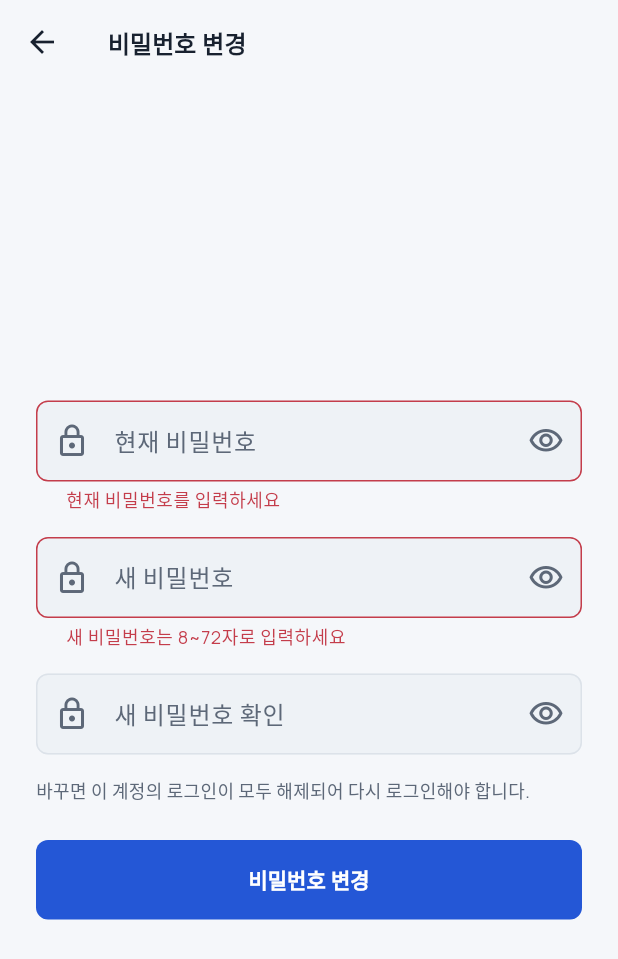
After one commit to Seongwonp/vehicle-telemetry-app, a Flutter app: the ChangePasswordScreen screen opened directly, after a tap on "비밀번호 변경", on a phone screen of 412 x 824 dp. The commit adds this screen. Shown: the top 959 px of the screen. Run offline on Flutter 3.47's test engine with Material 3 defaults, Android fonts, the phone set to English and light mode, and no system bars; our stand-ins replace dio, fl_chart, flutter_map, flutter_markdown_plus, flutter_riverpod, flutter_secure_storage and 3 more; missing offline and left inert: stomp_dart_client; accounts and stored records are empty; statements that could not run were skipped.

Commit message:
설정에 비밀번호 변경 화면을 넣는다 — 백엔드 POST /api/auth/password(f3dd456)에 맞춤
- 현재·새·새 확인 3칸(가리기 토글), 클라이언트 검증(8~72자·공백만 불가·확인 일치·현재와 다름)은 요청 없이 인라인 오류.
- 서버 오류를 코드별로 칸에 귀속: CURRENT_PASSWORD_INCORRECT → 현재 칸, VALIDATION_FAILED·BAD_REQUEST → 새 칸.
  503(비밀번호 안 바뀜)·401·연결 실패는 일반 오류 상자, 입력값 유지.
- 성공 시 서버가 refresh를 전부 폐기하므로 스낵바 뒤 로컬 토큰을 지우고 랜딩으로(다시 로그인 안내).
- ApiClient.changePassword / errorCode. 위젯 테스트 12건 + 반응형 케이스 18건.

flutter test 469 통과(skip 2 골든), 골든 18장 그대로. 에뮬레이터·실제 백엔드 연동은 안 봤다.

```diff
--- /dev/null
+++ b/lib/features/settings/change_password_screen.dart
@@ -0,0 +1,283 @@
+import 'package:dio/dio.dart';
+import 'package:flutter/material.dart';
+import 'package:flutter_riverpod/flutter_riverpod.dart';
+import '../../core/api/api_client.dart';
+import '../../core/auth/auth_provider.dart';
+import '../../core/providers/vehicle_providers.dart';
+import '../../core/theme/app_theme.dart';
+import '../../core/theme/design_tokens.dart';
+import '../landing/landing_screen.dart';
+
+// 백엔드 PasswordPolicy와 같은 값 — 서버가 최종 판정하고, 여기서는 요청을 아끼기 위해 먼저 거른다.
+const int _minLength = 8;
+const int _maxLength = 72;
+
+const String _policyMessage = '새 비밀번호는 $_minLength~$_maxLength자로 입력하세요';
+const String _sameAsCurrentMessage = '현재 비밀번호와 다른 비밀번호를 입력하세요';
+
+/// 본인 비밀번호 변경. 성공하면 서버가 refresh token을 모두 폐기하므로(다음 refresh가
+/// 실패하기 전에) 로컬 세션을 지우고 처음 화면으로 돌아간다.
+class ChangePasswordScreen extends ConsumerStatefulWidget {
+  const ChangePasswordScreen({super.key});
+
+  @override
+  ConsumerState<ChangePasswordScreen> createState() =>
+      _ChangePasswordScreenState();
+}
+
+class _ChangePasswordScreenState extends ConsumerState<ChangePasswordScreen> {
+  final _currentController = TextEditingController();
+  final _newController = TextEditingController();
+  final _confirmController = TextEditingController();
+
+  bool _showCurrent = false;
+  bool _showNew = false;
+  bool _showConfirm = false;
+  bool _loading = false;
+
+  String? _currentError;
+  String? _newError;
+  String? _confirmError;
+  // 특정 칸에 귀속되지 않는 오류(일시 장애·연결 실패·세션 만료).
+  String? _generalError;
+
+  @override
+  void dispose() {
+    _currentController.dispose();
+    _newController.dispose();
+    _confirmController.dispose();
+    super.dispose();
+  }
+
+  /// 클라이언트에서 판정 가능한 규칙. 오류가 하나라도 있으면 요청을 보내지 않는다.
+  bool _validate() {
+    final current = _currentController.text;
+    final next = _newController.text;
+    final confirm = _confirmController.text;
+
+    String? currentError;
+    String? newError;
+    String? confirmError;
+
+    if (current.isEmpty) currentError = '현재 비밀번호를 입력하세요';
+    if (next.trim().isEmpty ||
+        next.length < _minLength ||
+        next.length > _maxLength) {
+      newError = _policyMessage;
+    } else if (next == current) {
+      newError = _sameAsCurrentMessage;
+    }
+    if (confirm != next) confirmError = '새 비밀번호가 일치하지 않습니다';
+
+    setState(() {
+      _currentError = currentError;
+      _newError = newError;
+      _confirmError = confirmError;
+      _generalError = null;
+    });
+    return currentError == null && newError == null && confirmError == null;
+  }
+
+  Future<void> _submit() async {
+    if (_loading || !_validate()) return;
+
+    setState(() => _loading = true);
+    final messenger = ScaffoldMessenger.of(context);
+    final navigator = Navigator.of(context);
+    try {
+      await ref
+          .read(apiClientProvider)
+          .changePassword(_currentController.text, _newController.text);
+    } on DioException catch (e) {
+      if (mounted) {
+        _showFailure(e);
+        setState(() => _loading = false);
+      }
+      return;
+    } catch (_) {
+      if (mounted) {
+        setState(() {
+          _generalError = '알 수 없는 오류가 발생했습니다. 비밀번호는 바뀌지 않았을 수 있습니다.';
+          _loading = false;
+        });
+      }
+      return;
+    }
+
+    // 성공 — 서버는 이미 이 사용자의 refresh token을 모두 폐기했다.
+    // 기존 로그아웃 경로가 로컬 토큰을 지운다(서버 폐기 호출 실패는 그쪽에서 삼킨다).
+    messenger.showSnackBar(
+        const SnackBar(content: Text('비밀번호를 바꿨습니다. 다시 로그인해 주세요.')));
+    await ref.read(authProvider.notifier).logout();
+    navigator.pushAndRemoveUntil(
+      MaterialPageRoute(builder: (_) => const LandingScreen()),
+      (route) => false,
+    );
+  }
+
+  void _showFailure(DioException e) {
+    final status = e.response?.statusCode;
+    final code = ApiClient.errorCode(e);
+    setState(() {
+      _currentError = null;
+      _newError = null;
+      _confirmError = null;
+      _generalError = null;
+      if (code == 'CURRENT_PASSWORD_INCORRECT') {
+        _currentError = '현재 비밀번호가 맞지 않습니다';
+      } else if (code == 'VALIDATION_FAILED') {
+        _newError = _policyMessage;
+      } else if (code == 'BAD_REQUEST' && status == 400) {
+        _newError = _sameAsCurrentMessage;
+      } else if (status == 503) {
+        _generalError = '일시적인 장애로 처리하지 못했습니다. 비밀번호는 바뀌지 않았습니다. '
+            '잠시 뒤 다시 시도해 주세요.';
+      } else if (status == 401) {
+        _generalError = '로그인이 만료되었습니다. 다시 로그인해 주세요.';
+      } else if (e.response == null) {
+        _generalError = '서버에 연결하지 못했습니다. 연결을 확인한 뒤 다시 시도해 주세요.';
+      } else {
+        _generalError = '비밀번호를 바꾸지 못했습니다. 잠시 뒤 다시 시도해 주세요.';
+      }
+    });
+  }
+
+  Widget _field({
+    required TextEditingController controller,
+    required String label,
+    required bool visible,
+    required VoidCallback onToggle,
+    required String? error,
+    required VoidCallback onChanged,
+    TextInputAction action = TextInputAction.next,
+    VoidCallback? onSubmitted,
+    String? helper,
+  }) {
+    return TextField(
+      controller: controller,
+      obscureText: !visible,
+      enabled: !_loading,
+      autocorrect: false,
+      enableSuggestions: false,
+      textInputAction: action,
+      onChanged: (_) => onChanged(),
+      onSubmitted: onSubmitted == null ? null : (_) => onSubmitted(),
+      decoration: InputDecoration(
+        labelText: label,
+        helperText: helper,
+        errorText: error,
+        errorMaxLines: 3,
+        prefixIcon: const Icon(Icons.lock_outline),
+        suffixIcon: IconButton(
+          tooltip: visible ? '$label 가리기' : '$label 보기',
+          icon: Icon(visible
+              ? Icons.visibility_off_outlined
+              : Icons.visibility_outlined),
+          onPressed: onToggle,
+        ),
+      ),
+    );
+  }
+
+  @override
+  Widget build(BuildContext context) {
+    final colors = context.appColors;
+    return Scaffold(
+      appBar: AppBar(title: const Text('비밀번호 변경')),
+      body: Center(
+        child: SingleChildScrollView(
+          padding: const EdgeInsets.all(Spacing.lg),
+          child: ConstrainedBox(
+            constraints: const BoxConstraints(maxWidth: ContentWidths.form),
+            child: Column(
+              crossAxisAlignment: CrossAxisAlignment.stretch,
+              children: [
+                _field(
+                  controller: _currentController,
+                  label: '현재 비밀번호',
+                  visible: _showCurrent,
+                  onToggle: () => setState(() => _showCurrent = !_showCurrent),
+                  error: _currentError,
+                  onChanged: () {
+                    if (_currentError != null) {
+                      setState(() => _currentError = null);
+                    }
+                  },
+                ),
+                const SizedBox(height: Spacing.md),
+                _field(
+                  controller: _newController,
+                  label: '새 비밀번호',
+                  helper: '$_minLength~$_maxLength자',
+                  visible: _showNew,
+                  onToggle: () => setState(() => _showNew = !_showNew),
+                  error: _newError,
+                  onChanged: () {
+                    if (_newError != null) setState(() => _newError = null);
+                  },
+                ),
+                const SizedBox(height: Spacing.md),
+                _field(
+                  controller: _confirmController,
+                  label: '새 비밀번호 확인',
+                  visible: _showConfirm,
+                  onToggle: () => setState(() => _showConfirm = !_showConfirm),
+                  error: _confirmError,
+                  action: TextInputAction.done,
+                  onSubmitted: _submit,
+                  onChanged: () {
+                    if (_confirmError != null) {
+                      setState(() => _confirmError = null);
+                    }
+                  },
+                ),
+                if (_generalError != null) ...[
+                  const SizedBox(height: Spacing.md),
+                  Container(
+                    padding: const EdgeInsets.symmetric(
+                        horizontal: Spacing.sm, vertical: Spacing.sm),
+                    decoration: BoxDecoration(
+                      color: colors.danger.withValues(alpha: 0.08),
+                      borderRadius: BorderRadius.circular(Radii.md),
+                    ),
+                    child: Row(
+                      crossAxisAlignment: CrossAxisAlignment.start,
+                      children: [
+                        Icon(Icons.error_outline,
+                            size: 16, color: colors.danger),
+                        const SizedBox(width: Spacing.xs),
+                        Expanded(
+                          child: Text(_generalError!,
+                              style: TextStyle(
+                                  color: colors.danger,
+                                  fontSize: FontSizes.caption)),
+                        ),
+                      ],
+                    ),
+                  ),
+                ],
+                const SizedBox(height: Spacing.md),
+                Text(
+                  '바꾸면 이 계정의 로그인이 모두 해제되어 다시 로그인해야 합니다.',
+                  style: TextStyle(
+                      fontSize: FontSizes.caption, color: colors.textSecondary),
+                ),
+                const SizedBox(height: Spacing.lg),
+                FilledButton(
+                  onPressed: _loading ? null : _submit,
+                  style: FilledButton.styleFrom(
+                    padding: const EdgeInsets.symmetric(vertical: Spacing.md),
+                  ),
+                  child: Text(_loading ? '변경 중...' : '비밀번호 변경',
+                      style: const TextStyle(
+                          fontSize: FontSizes.body,
+                          fontWeight: FontWeight.bold)),
+                ),
+              ],
+            ),
+          ),
+        ),
+      ),
+    );
+  }
+}
```
Also changed, not shown: lib/core/api/api_client.dart (+19 -0 lines), lib/features/settings/settings_screen.dart (+44 -0 lines), 3 other files.
